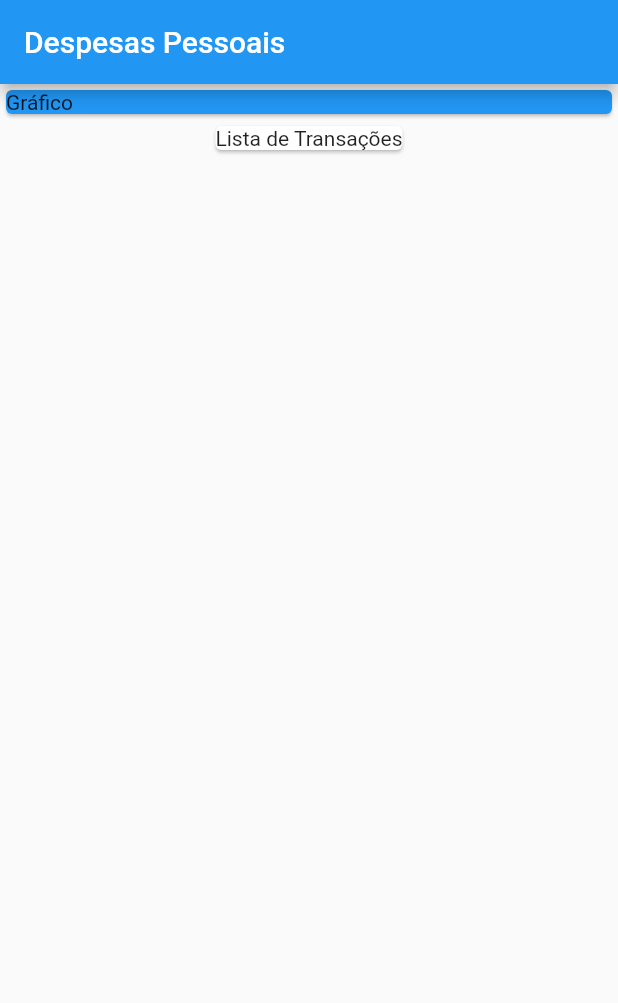
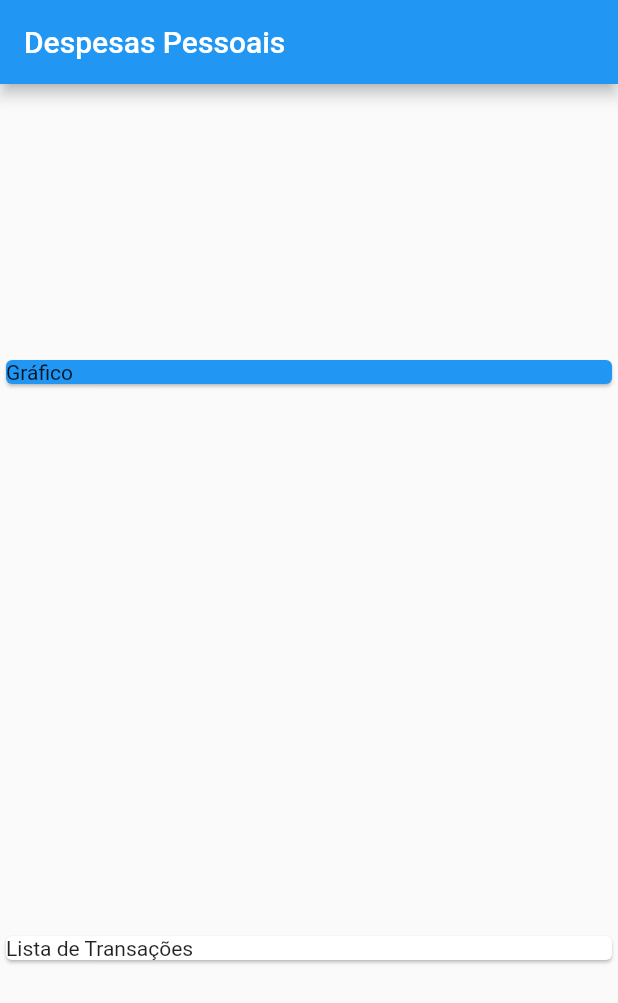
Before and after one commit to Railton98/expenses, a Flutter app: the screen it shows after launch, on a phone screen of 412 x 824 dp. Shown: the top 1003 px of the screen. Run offline on Flutter 3.47's test engine with Material 2 defaults, Android fonts, the phone set to English and light mode, and no system bars.

```diff
--- a/lib/main.dart
+++ b/lib/main.dart
@@ -1,4 +1,6 @@
 import 'package:flutter/material.dart';
+
+import 'models/transaction_model.dart';
 
 main() => runApp(ExpensesApp());
 
@@ -13,6 +15,21 @@ class ExpensesApp extends StatelessWidget {
 }
 
 class MyHomePage extends StatelessWidget {
+  final _transactions = [
+    TransactionModel(
+      id: 't1',
+      title: 'Novo Tênis de Corrida',
+      value: 310.76,
+      date: DateTime.now(),
+    ),
+    TransactionModel(
+      id: 't2',
+      title: 'Conta de Luz',
+      value: 211.30,
+      date: DateTime.now(),
+    ),
+  ];
+
   @override
   Widget build(BuildContext context) {
     return Scaffold(
@@ -20,6 +37,8 @@ class MyHomePage extends StatelessWidget {
         title: Text('Despesas Pessoais'),
       ),
       body: Column(
+        mainAxisAlignment: MainAxisAlignment.spaceAround,
+        crossAxisAlignment: CrossAxisAlignment.stretch,
         children: <Widget>[
           Container(
             width: double.infinity,
--- /dev/null
+++ b/lib/models/transaction_model.dart
@@ -0,0 +1,15 @@
+import 'package:flutter/foundation.dart';
+
+class TransactionModel {
+  final String id;
+  final String title;
+  final double value;
+  final DateTime date;
+
+  TransactionModel({
+    @required this.id,
+    @required this.title,
+    @required this.value,
+    @required this.date,
+  });
+}
```
